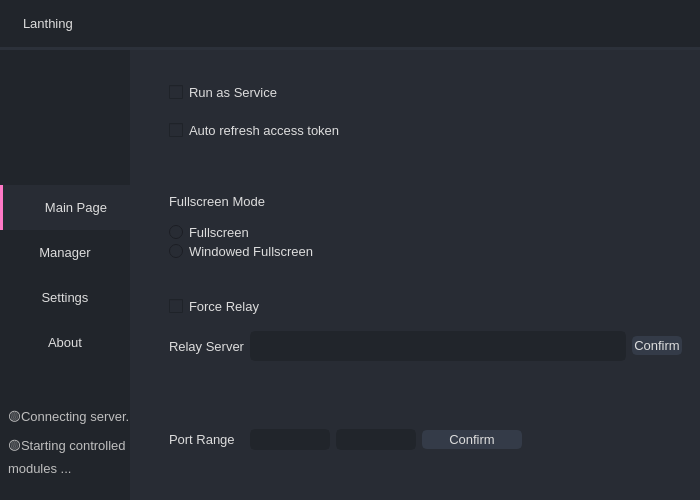
Above: app/src/views/mainwindow/mainwindow.ui from pjlt/lanthing-pc before the change. Below: the same form after it.
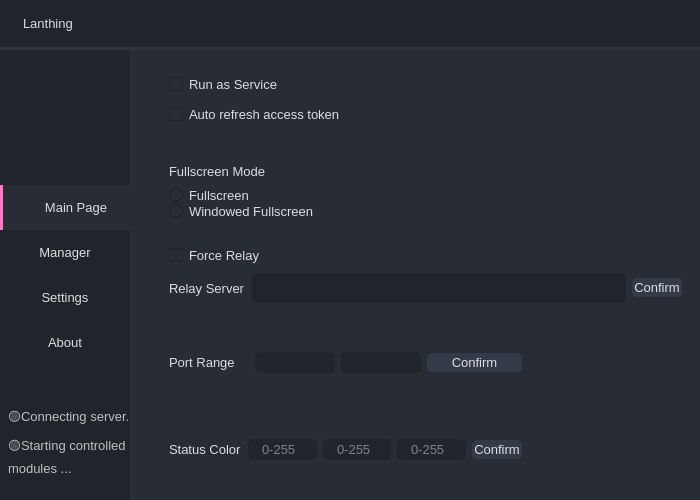
That is the form after the change. The open tabs and pages were chosen to show the change. Icons and pictures are not drawn.

Commit message:
Status Color (#180)
* Status color

* Fix linux build

What changed in the file:
```diff
--- a/app/src/views/mainwindow/mainwindow.ui
+++ b/app/src/views/mainwindow/mainwindow.ui
@@ -1677,7 +1677,7 @@
                        <widget class="QLabel" name="labelRelay">
                         <property name="maximumSize">
                          <size>
-                          <width>75</width>
+                          <width>80</width>
                           <height>16777215</height>
                          </size>
                         </property>
@@ -1715,7 +1715,7 @@
                   </widget>
                  </item>
                  <item>
-                  <widget class="QFrame" name="frame_3">
+                  <widget class="QFrame" name="setRow4">
                    <property name="frameShape">
                     <enum>QFrame::StyledPanel</enum>
                    </property>
@@ -1723,11 +1723,23 @@
                     <enum>QFrame::Raised</enum>
                    </property>
                    <layout class="QHBoxLayout" name="horizontalLayout_10">
+                    <property name="leftMargin">
+                     <number>9</number>
+                    </property>
+                    <property name="topMargin">
+                     <number>9</number>
+                    </property>
+                    <property name="rightMargin">
+                     <number>9</number>
+                    </property>
+                    <property name="bottomMargin">
+                     <number>9</number>
+                    </property>
                     <item>
                      <widget class="QLabel" name="labelPortRange">
                       <property name="maximumSize">
                        <size>
-                        <width>75</width>
+                        <width>80</width>
                         <height>16777215</height>
                        </size>
                       </property>
@@ -1782,6 +1794,79 @@
                    </layout>
                   </widget>
                  </item>
+                 <item>
+                  <widget class="QFrame" name="frame_3">
+                   <property name="frameShape">
+                    <enum>QFrame::StyledPanel</enum>
+                   </property>
+                   <property name="frameShadow">
+                    <enum>QFrame::Raised</enum>
+                   </property>
+                   <layout class="QVBoxLayout" name="verticalLayout_21">
+                    <item>
+                     <layout class="QHBoxLayout" name="horizontalLayout_14">
+                      <item>
+                       <widget class="QLabel" name="labelStatusColor">
+                        <property name="maximumSize">
+                         <size>
+                          <width>80</width>
+                          <height>16777215</height>
+                         </size>
+                        </property>
+                        <property name="text">
+                         <string>Status Color</string>
+                        </property>
+                       </widget>
+                      </item>
+                      <item>
+                       <widget class="QLineEdit" name="leditRed">
+                        <property name="placeholderText">
+                         <string>0-255</string>
+                        </property>
+                       </widget>
+                      </item>
+                      <item>
+                       <widget class="QLineEdit" name="leditGreen">
+                        <property name="placeholderText">
+                         <string>0-255</string>
+                        </property>
+                       </widget>
+                      </item>
+                      <item>
+                       <widget class="QLineEdit" name="leditBlue">
+                        <property name="placeholderText">
+                         <string>0-255</string>
+                        </property>
+                       </widget>
+                      </item>
+                      <item>
+                       <widget class="QPushButton" name="btnStatusColor">
+                        <property name="text">
+                         <string>Confirm</string>
+                        </property>
+                       </widget>
+                      </item>
+                      <item>
+                       <spacer name="horizontalSpacer_5">
+                        <property name="orientation">
+                         <enum>Qt::Horizontal</enum>
+                        </property>
+                        <property name="sizeType">
+                         <enum>QSizePolicy::Fixed</enum>
+                        </property>
+                        <property name="sizeHint" stdset="0">
+                         <size>
+                          <width>160</width>
+                          <height>20</height>
+                         </size>
+                        </property>
+                       </spacer>
+                      </item>
+                     </layout>
+                    </item>
+                   </layout>
+                  </widget>
+                 </item>
                 </layout>
                </widget>
                <widget class="QWidget" name="pageAbout">
```
The commit also changes 14 other files.
